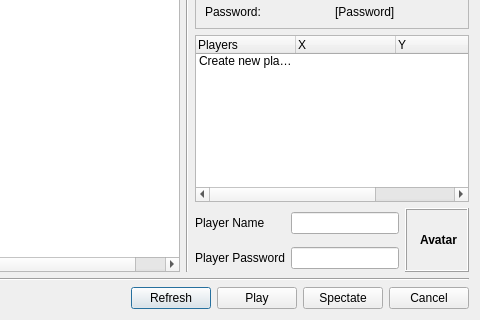
This is src/client/joingamedialog.ui in kubos741/kbang as Qt 5 draws it before an edit; both pictures show x 95 to 575 and y 141 to 461 of the 575 by 461 pixel window. The edited form follows.
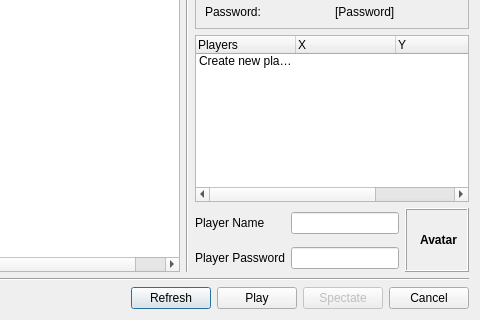
This is the edited form. Custom widgets are drawn as their Qt base class.

What changed in the file:
```diff
--- a/src/client/joingamedialog.ui
+++ b/src/client/joingamedialog.ui
@@ -5,7 +5,7 @@
   <property name="geometry">
    <rect>
     <x>0</x>
-    <y>4</y>
+    <y>0</y>
     <width>575</width>
     <height>461</height>
    </rect>
@@ -394,6 +394,9 @@
      </item>
      <item>
       <widget class="QPushButton" name="pushButtonSpectate">
+       <property name="enabled">
+        <bool>false</bool>
+       </property>
        <property name="text">
         <string>Spectate</string>
        </property>
```
